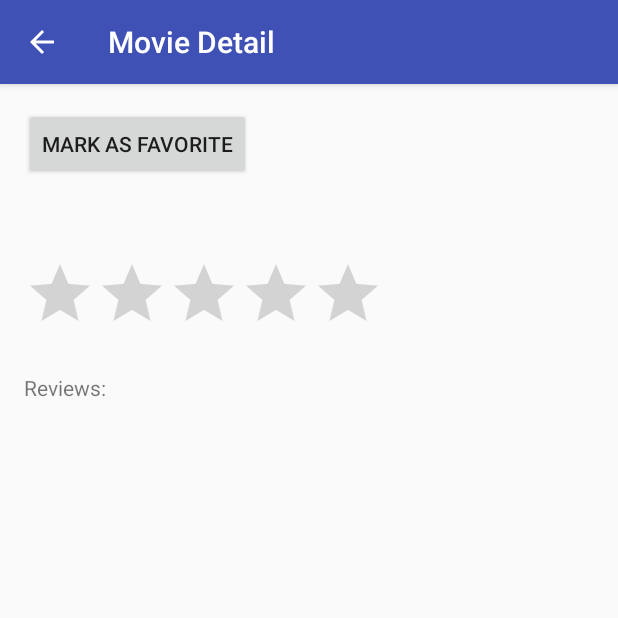
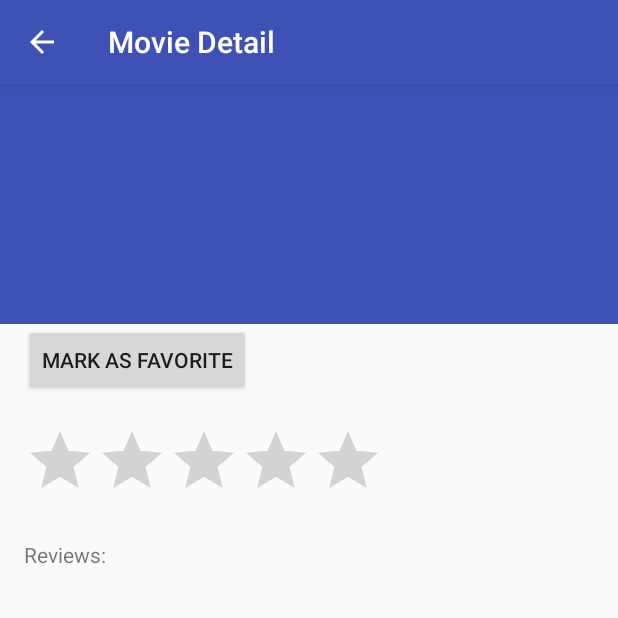
Before and after one commit to rafaelanastacioalves/popular-movies, an Android app: the MovieDetail screen opened directly, with no data from a screen before it, on a phone screen of 412 x 824 dp, the top half of it. Run offline under Robolectric (Android 15) with nearby library versions, the light colour scheme and no system bars; our stand-ins replace Picasso; pictures from the network do not load.

Commit message:
Makes movie title bigger

```diff
--- a/app/src/main/res/layout/movie_detail_content.xml
+++ b/app/src/main/res/layout/movie_detail_content.xml
@@ -1,70 +1,84 @@
+<LinearLayout android:orientation="vertical"
+    android:layout_height="wrap_content"
+    android:layout_width="match_parent"
+    xmlns:android="http://schemas.android.com/apk/res/android">
+
+    <TextView xmlns:android="http://schemas.android.com/apk/res/android"
+        android:id="@+id/movie_detail_original_title"
+        android:layout_width="match_parent"
+        android:layout_height="160sp"
+        android:background="@color/colorPrimary"
+        android:gravity="center"
+        android:textAppearance="@style/Base.TextAppearance.AppCompat.Display3"
+        android:textColor="@color/colorText" />
+
+
     <ScrollView xmlns:android="http://schemas.android.com/apk/res/android"
     android:layout_width="match_parent"
     android:layout_height="match_parent">
-<LinearLayout
-    xmlns:tools="http://schemas.android.com/tools"
+
+    <LinearLayout xmlns:tools="http://schemas.android.com/tools"
         android:layout_width="match_parent"
         android:layout_height="match_parent"
+        android:orientation="vertical"
         android:paddingBottom="@dimen/activity_vertical_margin"
         android:paddingLeft="@dimen/activity_horizontal_margin"
         android:paddingRight="@dimen/activity_horizontal_margin"
-    android:paddingTop="@dimen/activity_vertical_margin"
         tools:context="com.example.rafaelanastacioalves.popularmovies.MovieDetailFragment"
-    tools:showIn="@layout/activity_movie_detail"
-    android:orientation="vertical">
+        tools:showIn="@layout/activity_movie_detail">
 
 
         <ImageView
-            android:contentDescription="@string/movie_image_content_descrition"
+            android:id="@+id/movie_detail_image_view"
             android:layout_width="wrap_content"
             android:layout_height="wrap_content"
-            android:id="@+id/movie_detail_image_view" />
+            android:contentDescription="@string/movie_image_content_descrition" />
+
         <Button
+            android:id="@+id/movie_detail_favorite"
             android:layout_width="wrap_content"
-            android:id="@+id/movie_detail_favorite"
-            android:text="@string/mark_as_favorite"
+            android:layout_height="wrap_content"
             android:onClick="setFavorite"
+            android:text="@string/mark_as_favorite" />
+
+
+        <TextView
+            android:id="@+id/movie_detail_synopsis"
+            android:layout_width="match_parent"
             android:layout_height="wrap_content" />
 
-        <TextView
-            android:layout_width="match_parent"
-            android:layout_height="wrap_content"
-            android:id="@+id/movie_detail_original_title"
-            android:textSize="24sp" />
-
-        <TextView
-            android:layout_width="match_parent"
-            android:layout_height="wrap_content"
-            android:id="@+id/movie_detail_synopsis" />
-
         <android.support.v7.widget.AppCompatRatingBar
+            android:id="@+id/movie_detail_rating"
             android:layout_width="wrap_content"
             android:layout_height="wrap_content"
-            android:id="@+id/movie_detail_rating"
             android:isIndicator="true"
             android:numStars="5"
             android:stepSize="1.0" />
 
         <TextView
+            android:id="@+id/movie_detail_release_date"
+            android:layout_width="match_parent"
+            android:layout_height="wrap_content" />
+
+        <LinearLayout
+            android:id="@+id/movie_detail_videos_container"
             android:layout_width="match_parent"
             android:layout_height="wrap_content"
-            android:id="@+id/movie_detail_release_date" />
+            android:orientation="vertical" />
 
         <LinearLayout
-            android:orientation="vertical"
-            android:id="@+id/movie_detail_videos_container"
-            android:layout_width="match_parent"
-            android:layout_height="wrap_content"/>
-        <LinearLayout
-            android:orientation="vertical"
             android:id="@+id/movie_detail_reviews_container"
             android:layout_width="match_parent"
-            android:layout_height="wrap_content">
+            android:layout_height="wrap_content"
+            android:orientation="vertical">
+
             <TextView
                 android:layout_width="wrap_content"
                 android:layout_height="wrap_content"
-                    android:text="@string/movie_detail_review_container_title"/>
+                android:text="@string/movie_detail_review_container_title" />
         </LinearLayout>
 
     </LinearLayout>
 </ScrollView>
+
+</LinearLayout>
--- a/app/src/main/res/values/colors.xml
+++ b/app/src/main/res/values/colors.xml
@@ -3,4 +3,6 @@
     <color name="colorPrimary">#3F51B5</color>
     <color name="colorPrimaryDark">#303F9F</color>
     <color name="colorAccent">#FF4081</color>
+    <color name="colorLightPrimary">#C5CAE9</color>
+    <color name="colorText">#FFFFFF</color>
 </resources>
```
Lines whose indentation alone changed are shown as unchanged.
